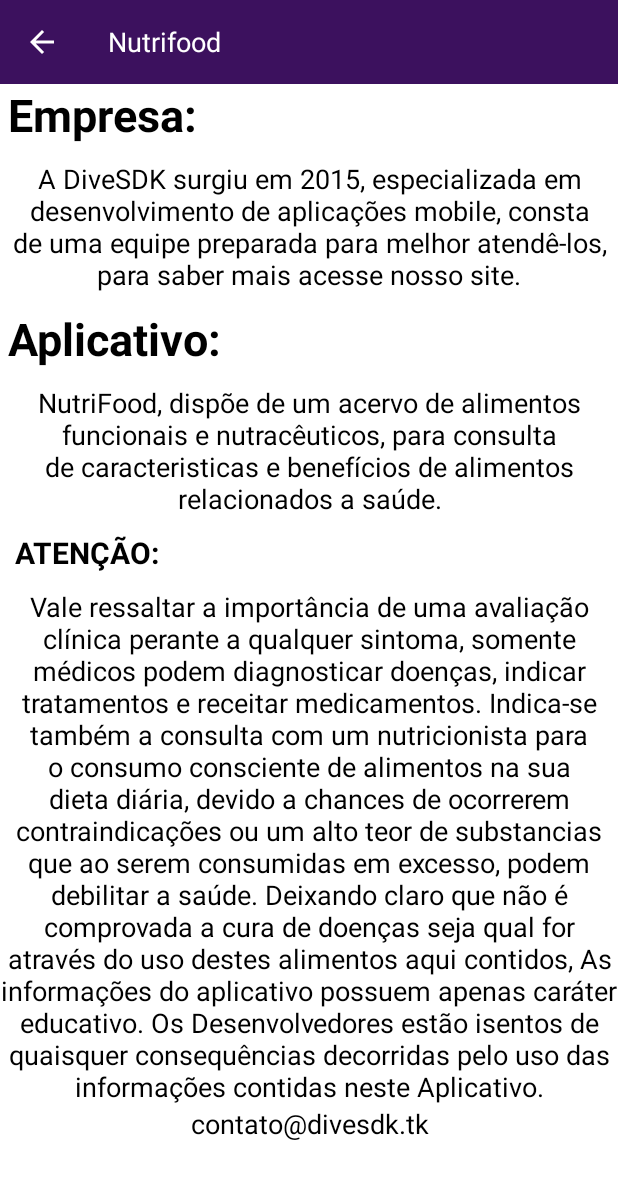
After one commit to ClovisReis/NutrifoodTuxn, an Android app: the tela_sobre screen opened directly, with no data from a screen before it, on a phone screen of 412 x 824 dp. The commit adds this screen. Shown: the top 1179 px of the screen. Run offline under Robolectric (Android 15) with nearby library versions, the phone set to English and light mode, and no system bars.

Commit message:
Ajustes toolbar

```diff
--- /dev/null
+++ b/app/src/main/java/tk/divesdk/nutrifood/tela_sobre.java
@@ -0,0 +1,68 @@
+package tk.divesdk.nutrifood;
+
+import android.content.Intent;
+import android.net.Uri;
+import android.support.v7.app.AppCompatActivity;
+import android.os.Bundle;
+import android.support.v7.widget.Toolbar;
+import android.view.Menu;
+import android.view.MenuItem;
+import android.view.View;
+
+public class tela_sobre extends AppCompatActivity {
+
+    @Override
+    protected void onCreate(Bundle savedInstanceState) {
+        super.onCreate(savedInstanceState);
+        setContentView(R.layout.tela_sobre);
+
+        Toolbar toolbar = (Toolbar) findViewById(R.id.app_bar);
+        setSupportActionBar(toolbar);
+
+        getSupportActionBar().setDisplayHomeAsUpEnabled(true);
+        getSupportActionBar().setHomeButtonEnabled(true);
+        getSupportActionBar().setDisplayShowTitleEnabled(false);
+
+
+
+
+    }
+
+    public void onStart() {
+        super.onStart();
+
+    }
+    @Override
+    public void onStop() {
+        super.onStop();
+
+    }
+
+    /*public void Clickgoogleplay(View v){
+        EasyTracker tracker = EasyTracker.getInstance(tela_sobre.this);
+        tracker.send(MapBuilder.createEvent("Botão", "Click", "GooglePlay", 10L).build());
+        Uri uri = Uri.parse("https://play.google.com/store/apps/details?id=com.facebook.katana&hl=pt_BR");
+        Intent intent = new Intent(Intent.ACTION_VIEW,uri);
+        startActivity(intent);
+    }*/
+
+    @Override
+    public boolean onOptionsItemSelected(MenuItem item) {
+        switch (item.getItemId()) {
+            // Id correspondente ao bot�o Up/Home da actionbar
+            case android.R.id.home:
+                finish();
+        }
+        return super.onOptionsItemSelected(item);
+    }
+
+    @Override
+    public void onBackPressed(){ //Botão BACK padrão do android
+         //O efeito ao ser pressionado do botão (no caso abre a activity)
+        finish(); //Método para matar a activity e não deixa-lá indexada na pilhagem
+        return;
+    }
+
+
+
+}
--- a/app/src/main/res/layout/activity_show_alimento.xml
+++ b/app/src/main/res/layout/activity_show_alimento.xml
@@ -7,6 +7,11 @@
         android:layout_width="fill_parent"
         android:layout_height="fill_parent"
         android:orientation="vertical" >
+
+       <include
+           android:id="@+id/app_bar"
+           layout="@layout/toolbar"
+           />
 
        <TextView
             android:id="@+id/txtnome"
--- /dev/null
+++ b/app/src/main/res/layout/tela_sobre.xml
@@ -0,0 +1,126 @@
+<?xml version="1.0" encoding="utf-8"?>
+<ScrollView xmlns:android="http://schemas.android.com/apk/res/android"
+    android:layout_width="match_parent"
+    android:layout_height="match_parent"
+
+    android:orientation="vertical"
+    android:background="@color/branco">
+    <LinearLayout
+        android:orientation="vertical"
+        android:layout_width="match_parent"
+        xmlns:ads="http://schemas.android.com/apk/res-auto"
+        xmlns:android="http://schemas.android.com/apk/res/android"
+        android:layout_height="wrap_content"
+        android:layout_weight="1"
+        android:id="@+id/linear3">
+
+        <include
+            android:id="@+id/app_bar"
+            layout="@layout/toolbar"
+            />
+
+        <TextView
+            android:layout_width="wrap_content"
+            android:layout_height="wrap_content"
+            android:text="Empresa:"
+            android:textColor="@color/black"
+            android:id="@+id/textView"
+            android:layout_alignParentTop="true"
+            android:layout_weight="1"
+            android:layout_marginLeft="5dp"
+            android:layout_alignParentLeft="true"
+            android:layout_alignParentStart="true"
+            android:textSize="30dp"
+            android:textStyle="bold"
+            />
+
+        <TextView
+            android:layout_height="wrap_content"
+            android:layout_alignParentRight="true"
+            android:layout_weight="1"
+            android:textColor="@color/black"
+            android:textSize="18dp"
+            android:gravity="center_horizontal" android:layout_gravity="fill_horizontal"
+            android:layout_alignParentTop="true" android:layout_width="match_parent"
+            android:layout_marginTop="10dp"
+            android:text="A DiveSDK surgiu em 2015, especializada em desenvolvimento de aplicações mobile, consta de uma equipe preparada para melhor atendê-los, para saber mais acesse nosso site."
+            />
+        <TextView
+            android:layout_width="wrap_content"
+            android:layout_height="wrap_content"
+            android:text="Aplicativo:"
+            android:id="@+id/textView2"
+            android:textColor="@color/black"
+            android:layout_marginLeft="5dp"
+            android:layout_alignParentTop="true"
+            android:layout_alignParentLeft="true"
+            android:layout_weight="1"
+            android:layout_alignParentStart="true"
+            android:textSize="30dp"
+            android:textStyle="bold"
+            android:layout_marginTop="10dp"
+            />
+        <TextView
+            android:layout_height="wrap_content"
+            android:layout_weight="1"
+            android:textColor="@color/black"
+            android:layout_marginTop="10dp"
+            android:textSize="18dp"
+            android:gravity="center_horizontal" android:layout_gravity="fill_horizontal"
+            android:layout_alignParentTop="true" android:layout_width="match_parent"
+            android:layout_alignParentRight="true"
+            android:text="NutriFood, dispõe de um acervo de alimentos funcionais e nutracêuticos, para consulta de caracteristicas e benefícios de alimentos relacionados a saúde."/>
+
+        <TextView
+            android:layout_width="wrap_content"
+            android:layout_height="wrap_content"
+            android:text="ATENÇÃO:"
+            android:textColor="@color/black"
+            android:id="@+id/textView7"
+            android:layout_marginTop="10dp"
+            android:layout_alignParentTop="true"
+            android:layout_alignParentLeft="true"
+            android:layout_alignParentStart="true"
+            android:layout_marginLeft="10dp"
+            android:textSize="20dp"
+            android:layout_weight="1"
+            android:textStyle="bold"
+            />
+        <TextView
+            android:layout_width="wrap_content"
+            android:layout_height="wrap_content"
+            android:textColor="@color/black"
+            android:text="Vale ressaltar a importância de uma avaliação clínica perante a qualquer sintoma, somente médicos podem
+diagnosticar doenças, indicar tratamentos e receitar medicamentos. Indica-se também a consulta com um nutricionista para o
+consumo consciente de alimentos na sua dieta diária, devido a chances de ocorrerem contraindicações ou um alto teor de
+substancias que ao serem consumidas em excesso, podem debilitar a saúde. Deixando claro que não é comprovada a cura de
+doenças seja qual for através do uso destes alimentos aqui contidos, As informações do aplicativo possuem apenas caráter
+educativo. Os Desenvolvedores estão isentos de quaisquer consequências decorridas pelo uso das informações contidas neste
+Aplicativo."
+            android:textSize="18dp"
+            android:id="@+id/textView90"
+            android:layout_marginTop="10dp"
+            android:gravity="center_horizontal"
+            android:layout_alignParentTop="true"
+            android:layout_alignParentLeft="true"
+            android:layout_alignParentStart="true"
+            android:layout_weight="1"
+            />
+
+
+
+        <TextView
+            android:layout_width="match_parent"
+            android:layout_height="wrap_content"
+            android:textSize="18dp"
+            android:layout_alignParentRight="true"
+            android:layout_gravity="top"
+            android:textColor="@color/black"
+            android:gravity="center_horizontal"
+            android:text="contato@divesdk.tk"
+            android:layout_weight="1"/>
+
+
+
+    </LinearLayout>
+</ScrollView>
--- /dev/null
+++ b/app/src/main/res/layout/toolbar.xml
@@ -0,0 +1,20 @@
+<?xml version="1.0" encoding="utf-8"?>
+
+<android.support.v7.widget.Toolbar xmlns:android="http://schemas.android.com/apk/res/android"
+    android:layout_width="match_parent"
+    android:layout_height="wrap_content"
+    xmlns:app="http://schemas.android.com/apk/res-auto"
+    android:background="@color/colorPrimary"
+    android:id="@+id/toolbar"
+    android:theme="@style/ThemeOverlay.AppCompat.Dark.ActionBar"
+     >
+
+    <TextView
+        android:layout_width="wrap_content"
+        android:layout_height="wrap_content"
+        android:text="Nutrifood"
+        android:textColor="@color/white"
+        android:textSize="18sp"/>
+
+
+    </android.support.v7.widget.Toolbar>
```
Also changed, not shown: app/src/main/AndroidManifest.xml (+15 -13 lines), app/src/main/java/tk/divesdk/nutrifood/ShowAlimento.java (+25 -0 lines), app/src/main/java/tk/divesdk/nutrifood/TelaAlimentos.java (+24 -0 lines), app/src/main/java/tk/divesdk/nutrifood/TelaPrincipal.java (+19 -26 lines), app/src/main/res/layout/activity_tela_alimentos.xml (+12 -3 lines), app/src/main/res/layout/activity_tela_principal.xml (+29 -30 lines), app/src/main/res/menu/menu_drawer.xml (+6 -6 lines).
